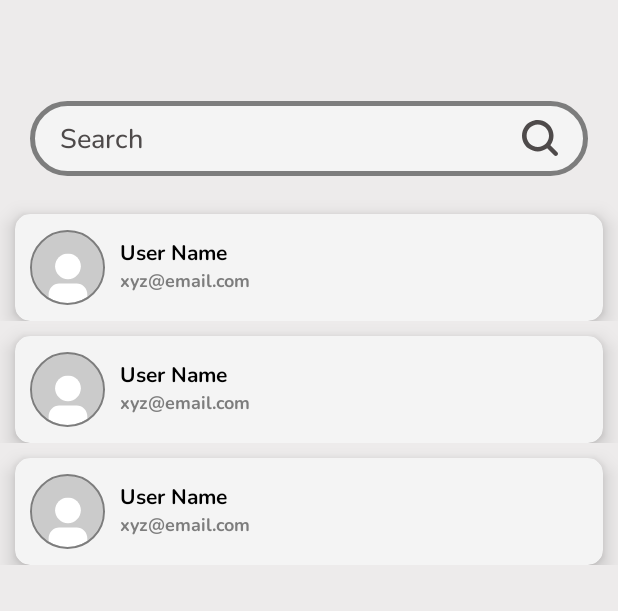
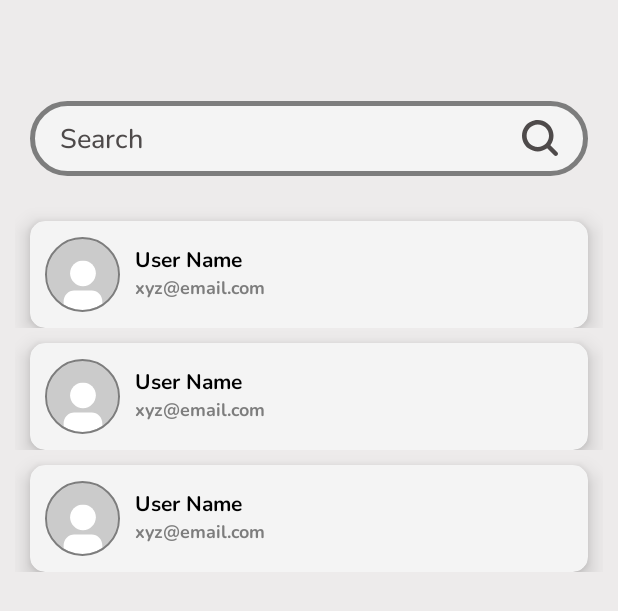
Before and after one commit to dharmik6/FItZone_Admin, an Android app: the layout fragment__member__data__list.xml on its own in the app's theme, with its tools: preview values and no code run, on a phone screen of 412 x 824 dp. Shown: the top 611 px of the screen. Run offline under Robolectric (Android 15) with nearby library versions, the phone set to English and light mode, and no system bars.

Commit message:
add member data new responsive design

```diff
--- a/app/src/main/res/layout/fragment__member__data__list.xml
+++ b/app/src/main/res/layout/fragment__member__data__list.xml
@@ -1,11 +1,15 @@
 <?xml version="1.0" encoding="utf-8"?>
-<androidx.constraintlayout.widget.ConstraintLayout xmlns:android="http://schemas.android.com/apk/res/android"
+<FrameLayout xmlns:android="http://schemas.android.com/apk/res/android"
     xmlns:app="http://schemas.android.com/apk/res-auto"
     xmlns:tools="http://schemas.android.com/tools"
     android:layout_width="match_parent"
     android:layout_height="match_parent"
     android:background="@color/back_ground"
     tools:context=".Fragment_Member_list">
+
+    <androidx.constraintlayout.widget.ConstraintLayout
+        android:layout_width="match_parent"
+        android:layout_height="match_parent">
 
         <RelativeLayout
             android:layout_width="match_parent"
@@ -47,7 +51,9 @@
                 <LinearLayout
                     android:layout_width="match_parent"
                     android:layout_height="wrap_content"
-                android:layout_marginTop="5dp"
+                    android:layout_marginStart="10dp"
+                    android:layout_marginTop="10dp"
+                    android:layout_marginEnd="10dp"
                     tools:ignore="UselessLeaf">
 
                     <androidx.recyclerview.widget.RecyclerView
@@ -62,3 +68,5 @@
         </RelativeLayout>
 
     </androidx.constraintlayout.widget.ConstraintLayout>
+
+</FrameLayout>
```
Lines whose indentation alone changed are shown as unchanged.
